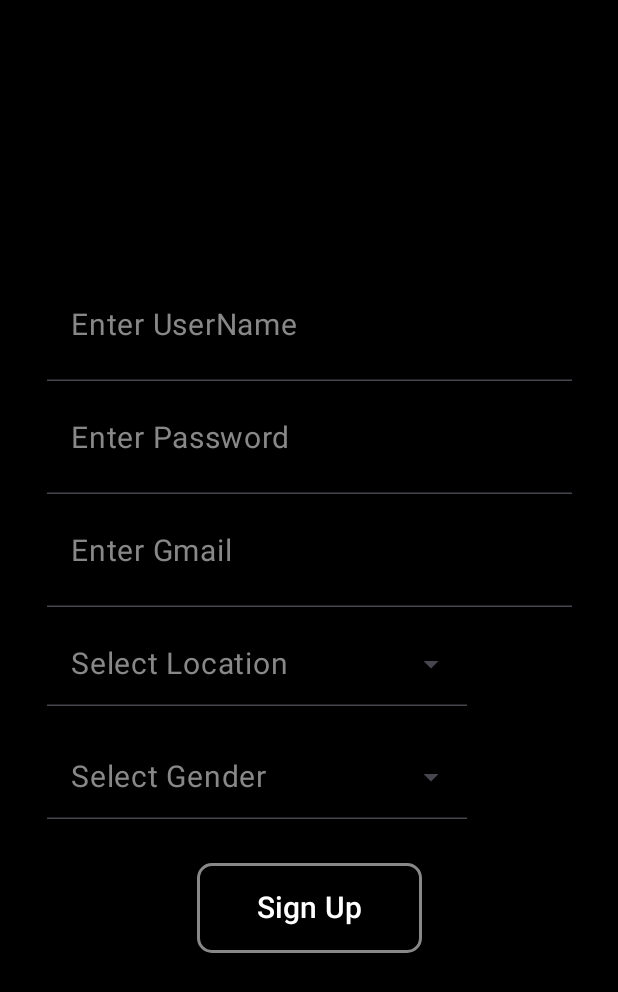
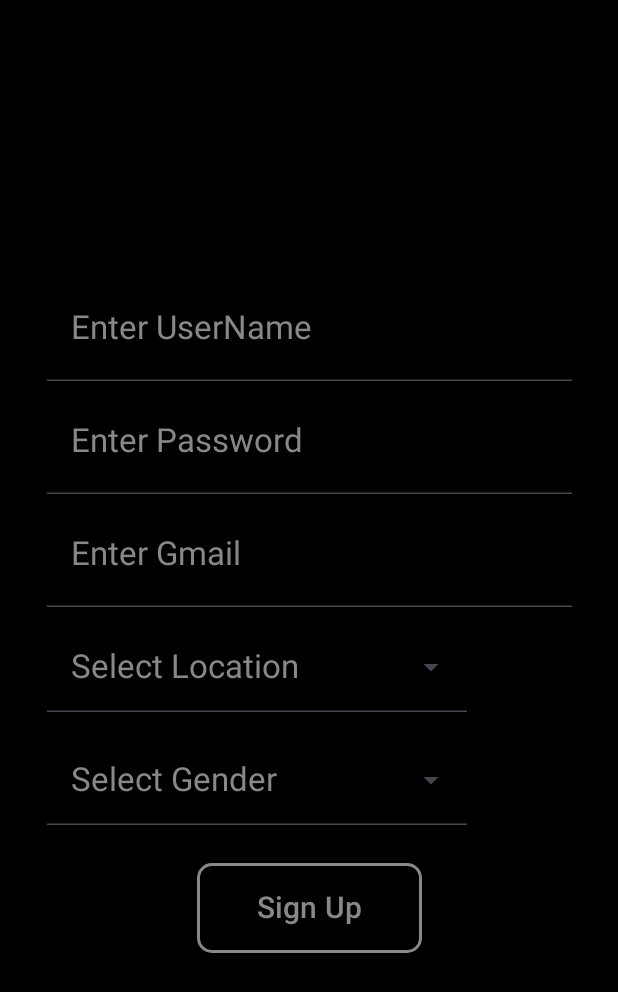
Before and after one commit to Eney997/buyRide-AndroidApp, an Android app built with Jetpack Compose: the AppSignUpScreen screen opened through its navigation route, on a phone screen of 412 x 824 dp. Shown: the top 992 px of the screen. Run offline under Robolectric (Android 15) with nearby library versions, the phone set to English and light mode, and no system bars.

Commit message:
screenTextChanges

```diff
--- a/app/src/main/java/com/example/buyride/screens/AppSignUpScreen.kt
+++ b/app/src/main/java/com/example/buyride/screens/AppSignUpScreen.kt
@@ -20,6 +20,7 @@
 import androidx.compose.material3.ExperimentalMaterial3Api
 import androidx.compose.material3.ExposedDropdownMenuBox
 import androidx.compose.material3.Icon
+import androidx.compose.material3.MaterialTheme
 import androidx.compose.material3.Snackbar
 import androidx.compose.material3.SnackbarHost
 import androidx.compose.material3.SnackbarHostState
@@ -91,9 +92,9 @@
                     disabledContainerColor = Color.Transparent,
                     focusedIndicatorColor = Color.White,
                 ),
-                placeholder = { Text("Enter UserName", color = Color.Gray, fontSize = 20.sp) },
+                placeholder = { Text("Enter UserName", color = Color.Gray, style = MaterialTheme.typography.titleLarge) },
                 maxLines = 1,
-                textStyle = TextStyle(
+                textStyle = MaterialTheme.typography.titleLarge.copy(
                     color = Color.White,
                     fontSize = 20.sp
                 )
@@ -113,12 +114,12 @@
                     disabledContainerColor = Color.Transparent,
                     focusedIndicatorColor = Color.White,
                 ),
-                placeholder = { Text("Enter Password", color = Color.Gray, fontSize = 20.sp) },
+                placeholder = { Text("Enter Password", color = Color.Gray, style = MaterialTheme.typography.titleLarge) },
                 maxLines = 1,
-                textStyle = TextStyle(
+                textStyle = MaterialTheme.typography.titleLarge.copy(
                     color = Color.White,
                     fontSize = 20.sp
-                )
+                ),
             )
 
             Spacer(modifier = Modifier.height(10.dp))
@@ -135,12 +136,12 @@
                     disabledContainerColor = Color.Transparent,
                     focusedIndicatorColor = Color.White,
                 ),
-                placeholder = { Text("Enter Gmail", color = Color.Gray, fontSize = 20.sp) },
+                placeholder = { Text("Enter Gmail", color = Color.Gray,  style = MaterialTheme.typography.titleLarge) },
                 maxLines = 1,
-                textStyle = TextStyle(
+                textStyle = MaterialTheme.typography.titleLarge.copy(
                     color = Color.White,
                     fontSize = 20.sp
-                )
+                ),
             )
 
             Spacer(modifier = Modifier.height(10.dp))
@@ -157,9 +158,12 @@
                     onValueChange = {},
                     readOnly = true,
                     placeholder = {
-                        Text("Select Location", color = Color.Gray, fontSize = 20.sp)
+                        Text("Select Location", color = Color.Gray, style = MaterialTheme.typography.titleLarge)
                     },
-                    textStyle = TextStyle(color = Color.White, fontSize = 20.sp),
+                    textStyle = MaterialTheme.typography.titleLarge.copy(
+                        color = Color.White,
+                        fontSize = 20.sp
+                    ),
                     colors = TextFieldDefaults.colors(
                         focusedContainerColor = Color.Transparent,
                         unfocusedContainerColor = Color.Transparent,
@@ -205,9 +209,12 @@
                     onValueChange = {},
                     readOnly = true,
                     placeholder = {
-                        Text("Select Gender", color = Color.Gray, fontSize = 20.sp)
+                        Text("Select Gender", color = Color.Gray, style = MaterialTheme.typography.titleLarge)
                     },
-                    textStyle = TextStyle(color = Color.White, fontSize = 20.sp),
+                    textStyle = MaterialTheme.typography.titleLarge.copy(
+                        color = Color.White,
+                        fontSize = 20.sp
+                    ),
                     colors = TextFieldDefaults.colors(
                         focusedContainerColor = Color.Transparent,
                         unfocusedContainerColor = Color.Transparent,
@@ -361,7 +368,7 @@
                 colors = ButtonDefaults.buttonColors(containerColor = Color.Black)
             )
             {
-                Text(text = "Sign Up", color = Color.White, fontSize = 20.sp)
+                Text(text = "Sign Up", color = Color.Gray, fontSize = 20.sp)
             }
         }
 
--- a/app/src/main/java/com/example/buyride/screens/BuyMotoScreen.kt
+++ b/app/src/main/java/com/example/buyride/screens/BuyMotoScreen.kt
@@ -81,7 +81,7 @@
                 modifier = Modifier
                     .padding(top = 10.dp)
                     .height(50.dp)
-                    .width(120.dp)
+                    .width(130.dp)
                     .border(1.dp, Color.LightGray, shape = RoundedCornerShape(10.dp)),
                 colors = ButtonDefaults.buttonColors(containerColor = Color.Black),
                 onClick = {
```
Also changed, not shown: app/src/main/java/com/example/buyride/screens/AppLogInScreen.kt (+8 -6 lines), app/src/main/java/com/example/buyride/screens/ChargeScreen.kt (+17 -13 lines), app/src/main/java/com/example/buyride/screens/HomeScreen.kt (+6 -4 lines).
